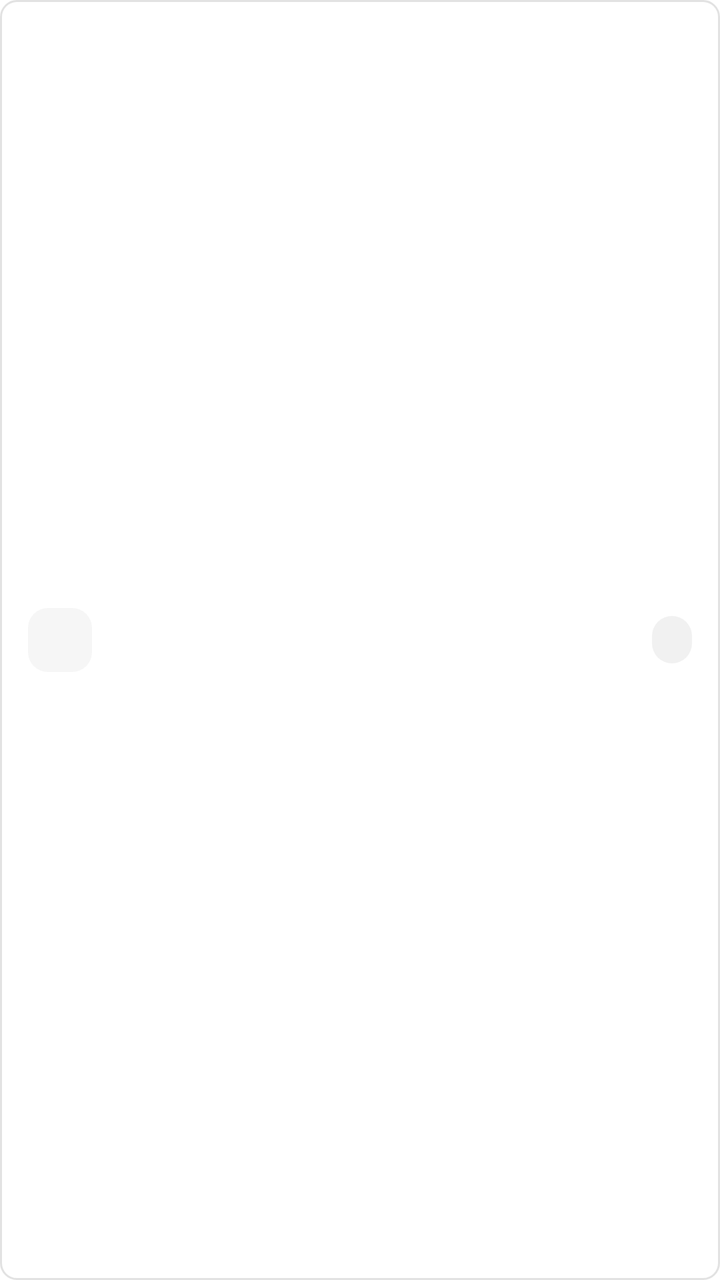
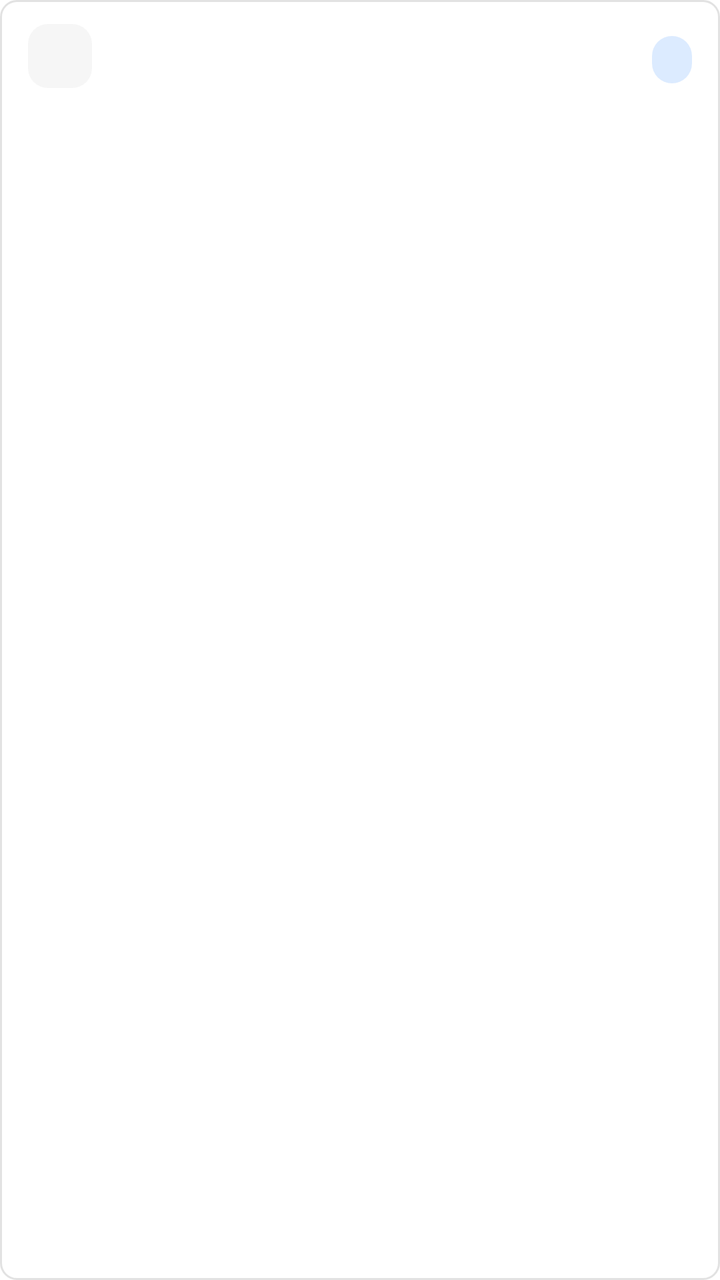

Two renders of the same Android screen: before a commit and after it. Below are the layout's source before the change and the commit's diff.
<!-- AndroidManifest.xml: application theme Theme.TrailNote -->
<!-- res/layout/item_achievement_full.xml -->
<?xml version="1.0" encoding="utf-8"?>
<LinearLayout xmlns:android="http://schemas.android.com/apk/res/android"
    android:layout_width="match_parent"
    android:layout_height="58dp"
    android:layout_marginBottom="8dp"
    android:background="@drawable/bg_card"
    android:clickable="true"
    android:focusable="true"
    android:gravity="center_vertical"
    android:orientation="horizontal"
    android:paddingStart="14dp"
    android:paddingEnd="14dp">

    <TextView
        android:id="@+id/iconText"
        android:layout_width="32dp"
        android:layout_height="32dp"
        android:background="@drawable/bg_profile_tile"
        android:gravity="center"
        android:textColor="@color/trail_blue"
        android:textSize="15sp" />

    <TextView
        android:id="@+id/titleText"
        android:layout_width="0dp"
        android:layout_height="wrap_content"
        android:layout_marginStart="12dp"
        android:layout_weight="1"
        android:ellipsize="end"
        android:maxLines="1"
        android:textColor="@color/trail_ink"
        android:textSize="13sp"
        android:textStyle="bold" />

    <TextView
        android:id="@+id/gradeText"
        android:layout_width="wrap_content"
        android:layout_height="wrap_content"
        android:background="@drawable/bg_profile_small_button"
        android:textColor="@color/trail_text_secondary"
        android:textSize="10sp" />

    <TextView
        android:id="@+id/representativeText"
        android:layout_width="wrap_content"
        android:layout_height="wrap_content"
        android:layout_marginStart="6dp"
        android:background="@drawable/bg_button_black_rounded"
        android:paddingStart="8dp"
        android:paddingEnd="8dp"
        android:paddingTop="4dp"
        android:paddingBottom="4dp"
        android:text="&#45824;&#54364;"
        android:textColor="@color/white"
        android:textSize="10sp"
        android:textStyle="bold"
        android:visibility="gone" />
</LinearLayout>
<!-- resources referenced by this layout -->
<resources>
  <color name="trail_blue">#FF7B61FF</color>
  <color name="trail_ink">#FF111111</color>
  <color name="trail_text_secondary">#FF555555</color>
  <color name="white">#FFFFFFFF</color>
  <!-- drawable bg_button_black_rounded (drawable) -->
  <?xml version="1.0" encoding="utf-8"?>
  <shape xmlns:android="http://schemas.android.com/apk/res/android">
      <solid android:color="@color/trail_ink" />
      <corners android:radius="12dp" />
  </shape>
  <!-- drawable bg_card (drawable) -->
  <?xml version="1.0" encoding="utf-8"?>
  <shape xmlns:android="http://schemas.android.com/apk/res/android">
      <solid android:color="@color/white" />
      <stroke android:width="1dp" android:color="@color/trail_line" />
      <corners android:radius="@dimen/card_radius" />
  </shape>
  <!-- drawable bg_profile_small_button (drawable) -->
  <?xml version="1.0" encoding="utf-8"?>
  <shape xmlns:android="http://schemas.android.com/apk/res/android">
      <solid android:color="@color/trail_chip" />
      <corners android:radius="13dp" />
      <padding android:left="10dp" android:top="5dp" android:right="10dp" android:bottom="5dp" />
  </shape>
  <!-- drawable bg_profile_tile (drawable) -->
  <?xml version="1.0" encoding="utf-8"?>
  <shape xmlns:android="http://schemas.android.com/apk/res/android">
      <solid android:color="@color/profile_card_soft" />
      <corners android:radius="10dp" />
  </shape>
  <style name="Theme.TrailNote" parent="Theme.MaterialComponents.DayNight.NoActionBar">
          <item name="colorPrimary">@color/trail_ink</item>
          <item name="colorPrimaryVariant">@color/trail_ink</item>
          <item name="colorSecondary">@color/trail_ink</item>
          <item name="android:fontFamily">sans-serif</item>
          <item name="android:windowLightStatusBar">true</item>
          <item name="android:statusBarColor">@color/trail_bg</item>
          <item name="android:navigationBarColor">@color/white</item>
      </style>
  <color name="trail_line">#FFE2E2E2</color>
  <dimen name="card_radius">8dp</dimen>
  <color name="trail_chip">#FFF1F1F1</color>
  <color name="profile_card_soft">#FFF6F6F6</color>
  <color name="trail_bg">#FFFAFAFA</color>
</resources>

<!-- the commit's change to res/layout/item_achievement_full.xml (unified diff, before → after) -->
@@ -1,15 +1,16 @@
 <?xml version="1.0" encoding="utf-8"?>
 <LinearLayout xmlns:android="http://schemas.android.com/apk/res/android"
     android:layout_width="match_parent"
-    android:layout_height="58dp"
+    android:layout_height="wrap_content"
     android:layout_marginBottom="8dp"
     android:background="@drawable/bg_card"
     android:clickable="true"
     android:focusable="true"
-    android:gravity="center_vertical"
     android:orientation="horizontal"
     android:paddingStart="14dp"
-    android:paddingEnd="14dp">
+    android:paddingTop="12dp"
+    android:paddingEnd="14dp"
+    android:paddingBottom="12dp">
 
     <TextView
         android:id="@+id/iconText"
@@ -20,24 +21,41 @@
         android:textColor="@color/trail_blue"
         android:textSize="15sp" />
 
-    <TextView
-        android:id="@+id/titleText"
+    <LinearLayout
         android:layout_width="0dp"
         android:layout_height="wrap_content"
         android:layout_marginStart="12dp"
         android:layout_weight="1"
-        android:ellipsize="end"
-        android:maxLines="1"
-        android:textColor="@color/trail_ink"
-        android:textSize="13sp"
-        android:textStyle="bold" />
+        android:orientation="vertical">
+
+        <TextView
+            android:id="@+id/titleText"
+            android:layout_width="match_parent"
+            android:layout_height="wrap_content"
+            android:ellipsize="end"
+            android:maxLines="1"
+            android:textColor="@color/trail_ink"
+            android:textSize="13sp"
+            android:textStyle="bold" />
+
+        <TextView
+            android:id="@+id/descriptionText"
+            android:layout_width="match_parent"
+            android:layout_height="wrap_content"
+            android:layout_marginTop="4dp"
+            android:ellipsize="end"
+            android:lineSpacingExtra="1dp"
+            android:maxLines="2"
+            android:textColor="@color/trail_text_secondary"
+            android:textSize="11sp" />
+    </LinearLayout>
 
     <TextView
         android:id="@+id/gradeText"
         android:layout_width="wrap_content"
         android:layout_height="wrap_content"
-        android:background="@drawable/bg_profile_small_button"
-        android:textColor="@color/trail_text_secondary"
+        android:background="@drawable/bg_achievement_grade_common"
+        android:textColor="@color/achievement_grade_common_text"
         android:textSize="10sp" />
 
     <TextView
<!-- resource entries referenced after the edit -->
@@ -1,9 +1,17 @@
 <!-- resources referenced by this layout -->
 <resources>
+  <color name="achievement_grade_common_text">#FF174A8B</color>
   <color name="trail_blue">#FF7B61FF</color>
   <color name="trail_ink">#FF111111</color>
   <color name="trail_text_secondary">#FF555555</color>
   <color name="white">#FFFFFFFF</color>
+  <!-- drawable bg_achievement_grade_common (drawable) -->
+  <?xml version="1.0" encoding="utf-8"?>
+  <shape xmlns:android="http://schemas.android.com/apk/res/android">
+      <solid android:color="@color/achievement_grade_common_bg" />
+      <corners android:radius="13dp" />
+      <padding android:left="10dp" android:top="5dp" android:right="10dp" android:bottom="5dp" />
+  </shape>
   <!-- drawable bg_button_black_rounded (drawable) -->
   <?xml version="1.0" encoding="utf-8"?>
   <shape xmlns:android="http://schemas.android.com/apk/res/android">
@@ -16,13 +24,6 @@
       <solid android:color="@color/white" />
       <stroke android:width="1dp" android:color="@color/trail_line" />
       <corners android:radius="@dimen/card_radius" />
-  </shape>
-  <!-- drawable bg_profile_small_button (drawable) -->
-  <?xml version="1.0" encoding="utf-8"?>
-  <shape xmlns:android="http://schemas.android.com/apk/res/android">
-      <solid android:color="@color/trail_chip" />
-      <corners android:radius="13dp" />
-      <padding android:left="10dp" android:top="5dp" android:right="10dp" android:bottom="5dp" />
   </shape>
   <!-- drawable bg_profile_tile (drawable) -->
   <?xml version="1.0" encoding="utf-8"?>
@@ -39,9 +40,9 @@
           <item name="android:statusBarColor">@color/trail_bg</item>
           <item name="android:navigationBarColor">@color/white</item>
       </style>
+  <color name="achievement_grade_common_bg">#FFDCEBFF</color>
   <color name="trail_line">#FFE2E2E2</color>
   <dimen name="card_radius">8dp</dimen>
-  <color name="trail_chip">#FFF1F1F1</color>
   <color name="profile_card_soft">#FFF6F6F6</color>
   <color name="trail_bg">#FFFAFAFA</color>
 </resources>
